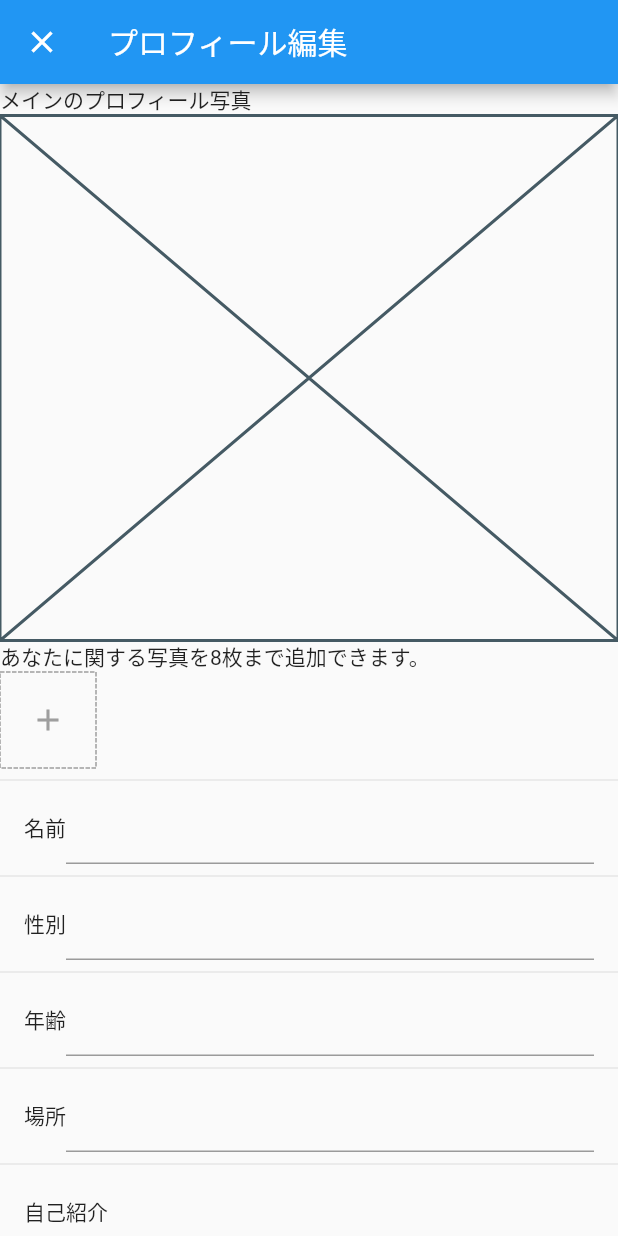
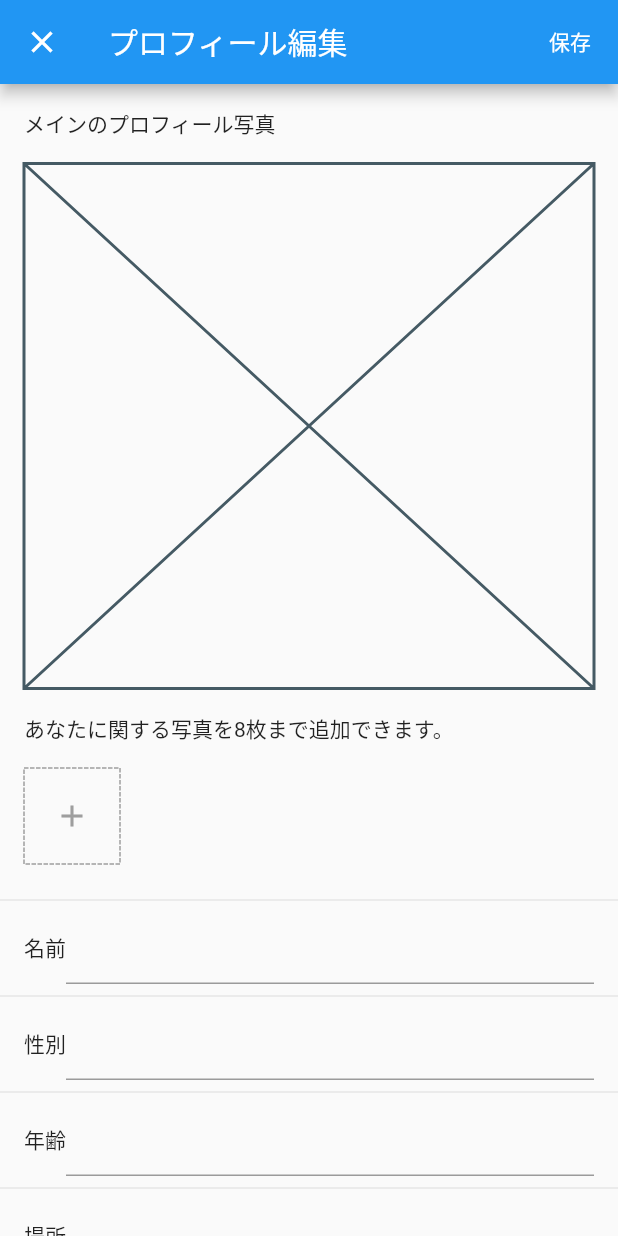
Before and after one commit to tttuuu1234/chat_sample, a Flutter app: the screen it shows after launch, item 4 of the bottom bar chosen, after a tap on "編集する", on a phone screen of 412 x 824 dp. Run offline on Flutter 3.47's test engine with Material 2 defaults, Android fonts, the phone set to English and light mode, and no system bars; drawn by our look-alikes of dotted_border; our stand-ins replace flutter_riverpod, freezed_annotation.

Commit message:
デザイン整え

```diff
--- a/lib/ui/pages/profile_edit/page.dart
+++ b/lib/ui/pages/profile_edit/page.dart
@@ -1,5 +1,6 @@
 import 'package:chat_sample/ui/components/basic_layout/widget.dart';
 import 'package:chat_sample/ui/styles/color.dart';
+import 'package:chat_sample/ui/styles/margin.dart';
 import 'package:chat_sample/ui/styles/padding.dart';
 import 'package:dotted_border/dotted_border.dart';
 
@@ -17,19 +18,30 @@ class ProfileEditPage extends ConsumerWidget {
           onPressed: () {
             Navigator.pop(context);
           },
-          child: const Text('保存'),
+          child: const Text(
+            '保存',
+            style: TextStyle(color: AppColor.white),
+          ),
         ),
       ],
       body: SingleChildScrollView(
         child: Column(
+          children: [
+            AppVerticalMargin.small,
+            Padding(
+              padding: AppPadding.smallHorizontal,
+              child: Column(
                 crossAxisAlignment: CrossAxisAlignment.start,
                 children: [
                   const Text('メインのプロフィール写真'),
+                  AppVerticalMargin.small,
                   const SizedBox(
                     height: 350,
                     child: Placeholder(),
                   ),
+                  AppVerticalMargin.small,
                   const Text('あなたに関する写真を8枚まで追加できます。'),
+                  AppVerticalMargin.small,
                   SizedBox(
                     height: 64,
                     width: 64,
@@ -43,11 +55,16 @@ class ProfileEditPage extends ConsumerWidget {
                       ),
                     ),
                   ),
+                  AppVerticalMargin.small,
+                ],
+              ),
+            ),
             InputFiledBaseLayout(label: '名前', widget: TextFormField()),
             InputFiledBaseLayout(label: '性別', widget: TextFormField()),
             InputFiledBaseLayout(label: '年齢', widget: TextFormField()),
             InputFiledBaseLayout(label: '場所', widget: TextFormField()),
             InputFiledBaseLayout(label: '自己紹介', widget: TextFormField()),
+            AppVerticalMargin.small,
           ],
         ),
       ),
--- /dev/null
+++ b/lib/ui/styles/text_style.dart
@@ -0,0 +1,8 @@
+import 'package:chat_sample/ui/styles/size.dart';
+import 'package:flutter/material.dart';
+
+class AppTextStyle {
+  AppTextStyle._();
+
+  static TextStyle xSmall = TextStyle(fontSize: AppSize.xSmall);
+}
```
Lines whose indentation alone changed are shown as unchanged.
